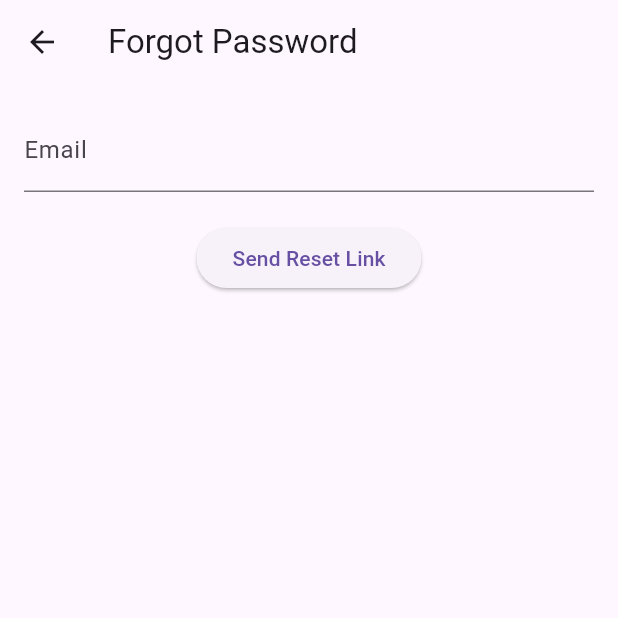
After one commit to deswinar/Foodies-Flutter, a Flutter app: the screen it shows after launch, after a tap on "Forgot Password?", on a phone screen of 412 x 824 dp, the top half of it. The commit adds this screen. Run offline on Flutter 3.47's test engine with Material 3 defaults, Android fonts, the phone set to English and light mode, and no system bars; our stand-ins replace auto_route, bloc, cloud_firestore, dropdown_search, equatable, firebase_auth and 7 more; missing offline and left inert: cloudinary_flutter, cloudinary_url_gen; accounts and stored records are empty; statements that could not run were skipped.

Commit message:
Add forgot password feature

```diff
--- a/lib/features/auth/data/auth_repository.dart
+++ b/lib/features/auth/data/auth_repository.dart
@@ -99,6 +99,15 @@ class AuthRepository {
     return _firebaseAuth.currentUser;
   }
 
+  // Reset Password function
+  Future<void> resetPassword(String email) async {
+    try {
+      await _firebaseAuth.sendPasswordResetEmail(email: email);
+    } catch (e) {
+      throw Exception("Failed to send password reset email: ${e.toString()}");
+    }
+  }
+
   // Helper function to store user data in Firestore
   Future<void> _storeUserData(User user, String displayName) async {
     try {
--- /dev/null
+++ b/lib/features/auth/presentation/forgot_password_screen.dart
@@ -0,0 +1,54 @@
+import 'package:auto_route/auto_route.dart';
+import 'package:flutter/material.dart';
+import '../../../injection/service_locator.dart';
+import '../data/auth_repository.dart';
+
+@RoutePage()
+class ForgotPasswordScreen extends StatelessWidget {
+  final TextEditingController _emailController = TextEditingController();
+
+  ForgotPasswordScreen({super.key});
+
+  @override
+  Widget build(BuildContext context) {
+    return Scaffold(
+      appBar: AppBar(title: const Text('Forgot Password')),
+      body: Padding(
+        padding: const EdgeInsets.all(16.0),
+        child: Column(
+          children: [
+            TextField(
+              controller: _emailController,
+              decoration: const InputDecoration(labelText: 'Email'),
+            ),
+            const SizedBox(height: 20),
+            ElevatedButton(
+              onPressed: () async {
+                final email = _emailController.text.trim();
+                if (email.isEmpty) {
+                  ScaffoldMessenger.of(context).showSnackBar(
+                    const SnackBar(content: Text("Please enter your email")),
+                  );
+                  return;
+                }
+
+                try {
+                  await getIt<AuthRepository>().resetPassword(email);
+                  ScaffoldMessenger.of(context).showSnackBar(
+                    const SnackBar(content: Text("Password reset email sent")),
+                  );
+                  Navigator.of(context).pop();
+                } catch (e) {
+                  ScaffoldMessenger.of(context).showSnackBar(
+                    SnackBar(content: Text(e.toString())),
+                  );
+                }
+              },
+              child: const Text('Send Reset Link'),
+            ),
+          ],
+        ),
+      ),
+    );
+  }
+}
--- a/lib/features/auth/presentation/login_screen.dart
+++ b/lib/features/auth/presentation/login_screen.dart
@@ -29,12 +29,11 @@ class LoginScreen extends StatelessWidget {
                 context.replaceRoute(const MainRoute());
               } else if (state is AuthError) {
                 ScaffoldMessenger.of(context).showSnackBar(
-                  SnackBar(content: Text(state.message)),
+                  const SnackBar(content: Text("Email/Password is incorrect")),
                 );
               }
             },
             builder: (context, state) {
-              // throw (state);
               if (state is AuthLoading) {
                 return const Center(
                   child: CircularProgressIndicator(),
@@ -91,6 +90,14 @@ class LoginScreen extends StatelessWidget {
                     child: const Text('Register'),
                   ),
                   const SizedBox(height: 10),
+                  TextButton(
+                    onPressed: () {
+                      context.pushRoute(
+                          ForgotPasswordRoute()); // Navigate to forgot password screen
+                    },
+                    child: const Text('Forgot Password?'),
+                  ),
+                  const SizedBox(height: 10),
                   AuthButton(
                     onPressed: () async {
                       try {
--- a/lib/router/app_router.dart
+++ b/lib/router/app_router.dart
@@ -1,5 +1,6 @@
 import 'package:flutter/material.dart';
 import 'package:auto_route/auto_route.dart';
+import '../features/auth/presentation/forgot_password_screen.dart';
 import '../features/recipes/presentation/edit_recipe_screen.dart';
 import '../features/recipes/presentation/recipe_details_screen.dart';
 import '../features/user_profiles/presentation/edit_profile_screen.dart';
@@ -27,6 +28,7 @@ class AppRouter extends _$AppRouter {
         AutoRoute(page: MainRoute.page),
         AutoRoute(page: LoginRoute.page),
         AutoRoute(page: RegisterRoute.page),
+        AutoRoute(page: ForgotPasswordRoute.page),
         AutoRoute(page: FeedRoute.page),
         AutoRoute(page: RecipeDetailsRoute.page),
         AutoRoute(page: AddRecipeRoute.page),
```
Also changed, not shown: lib/router/app_router.gr.dart.
